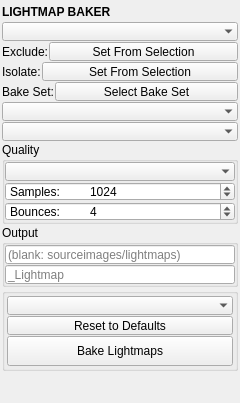
Old version of the form blendertk/light_utils/lightmap_baker/lightmap_baker.ui in the repository m3trik/blendertk.
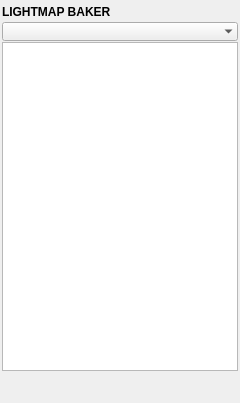
New version of the form. The open tabs and pages were chosen to show the change. Custom widgets are drawn as their Qt base class.

What changed in the file:
```diff
--- a/blendertk/light_utils/lightmap_baker/lightmap_baker.ui
+++ b/blendertk/light_utils/lightmap_baker/lightmap_baker.ui
@@ -94,6 +94,52 @@
        </widget>
       </item>
       <item>
+       <widget class="ComboBox" name="cmb_page">
+        <property name="minimumSize">
+         <size>
+          <width>0</width>
+          <height>19</height>
+         </size>
+        </property>
+        <property name="maximumSize">
+         <size>
+          <width>16777215</width>
+          <height>19</height>
+         </size>
+        </property>
+        <property name="toolTip">
+         <string>Bake — what a new bake covers and how it renders.
+
+Manage — the maps the file already reads: which are out of date and why, re-baked or reverted from one list.</string>
+        </property>
+        <property name="frame">
+         <bool>false</bool>
+        </property>
+       </widget>
+      </item>
+      <item>
+       <widget class="QStackedWidget" name="stk_pages">
+        <property name="currentIndex">
+         <number>0</number>
+        </property>
+        <widget class="QWidget" name="page_bake">
+         <layout class="QVBoxLayout" name="bake_layout">
+          <property name="spacing">
+           <number>1</number>
+          </property>
+          <property name="leftMargin">
+           <number>0</number>
+          </property>
+          <property name="topMargin">
+           <number>0</number>
+          </property>
+          <property name="rightMargin">
+           <number>0</number>
+          </property>
+          <property name="bottomMargin">
+           <number>0</number>
+          </property>
+      <item>
        <widget class="ComboBox" name="cmb_scope">
         <property name="minimumSize">
          <size>
@@ -252,68 +298,6 @@
         </item>
        </layout>
       </item>
-      <item>
-       <layout class="QHBoxLayout" name="bake_set_layout">
-        <property name="spacing">
-         <number>1</number>
-        </property>
-        <item>
-         <widget class="QLabel" name="lbl_bake_set">
-          <property name="minimumSize">
-           <size>
-            <width>0</width>
-            <height>19</height>
-           </size>
-          </property>
-          <property name="maximumSize">
-           <size>
-            <width>16777215</width>
-            <height>19</height>
-           </size>
-          </property>
-          <property name="toolTip">
-           <string>Bake Set — the objects the last bake acted on, stored in the file (the lightmapBaker_baked collection, which changes nothing about what renders), so selecting it and baking again re-runs that bake.</string>
-          </property>
-          <property name="text">
-           <string>Bake Set:</string>
-          </property>
-          <property name="caption" stdset="0">
-           <bool>true</bool>
-          </property>
-         </widget>
-        </item>
-        <item>
-         <widget class="QPushButton" name="select_bake_set">
-          <property name="sizePolicy">
-           <sizepolicy hsizetype="Expanding" vsizetype="Fixed">
-            <horstretch>1</horstretch>
-            <verstretch>0</verstretch>
-           </sizepolicy>
-          </property>
-          <property name="minimumSize">
-           <size>
-            <width>0</width>
-            <height>19</height>
-           </size>
-          </property>
-          <property name="maximumSize">
-           <size>
-            <width>16777215</width>
-            <height>19</height>
-           </size>
-          </property>
-          <property name="toolTip">
-           <string>Select the objects of the last saved bake.
-
-The disk button is Save After Bake: while it is on, every bake replaces the file's Bake Set with the objects it acted on — the Scope minus the Exclude set — finished or not. One setting for every file. The tag button names the set with the naming convention's Set suffix (the Naming panel's, _SET by default).</string>
-          </property>
-          <property name="text">
-           <string>Select Bake Set</string>
-          </property>
-         </widget>
-        </item>
-       </layout>
-      </item>
       <item>
        <widget class="ComboBox" name="cmb002">
         <property name="minimumSize">
@@ -668,6 +652,42 @@
         </layout>
        </widget>
       </item>
+         </layout>
+        </widget>
+        <widget class="QWidget" name="page_manage">
+         <layout class="QVBoxLayout" name="manage_layout">
+          <property name="spacing">
+           <number>1</number>
+          </property>
+          <property name="leftMargin">
+           <number>0</number>
+          </property>
+          <property name="topMargin">
+           <number>0</number>
+          </property>
+          <property name="rightMargin">
+           <number>0</number>
+          </property>
+          <property name="bottomMargin">
+           <number>0</number>
+          </property>
+          <item>
+           <widget class="TableWidget" name="tbl_maps">
+            <property name="sizePolicy">
+             <sizepolicy hsizetype="Expanding" vsizetype="Expanding">
+              <horstretch>0</horstretch>
+              <verstretch>1</verstretch>
+             </sizepolicy>
+            </property>
+            <property name="toolTip">
+             <string>Every lightmap the file reads: how many objects read it and whether it is up to date. Hover a row for its folder, who wrote it and why it re-bakes; select rows to select their objects. Right-click a row to open its map's folder. The full Bake Report is in the header menu.</string>
+            </property>
+           </widget>
+          </item>
+         </layout>
+        </widget>
+       </widget>
+      </item>
       <item>
        <spacer name="verticalSpacer">
         <property name="orientation">
@@ -726,6 +746,11 @@
    <extends>QLineEdit</extends>
    <header>uitk.widgets.lineEdit.LineEdit.h</header>
   </customwidget>
+  <customwidget>
+   <class>TableWidget</class>
+   <extends>QTableWidget</extends>
+   <header>uitk.widgets.tableWidget.TableWidget.h</header>
+  </customwidget>
  </customwidgets>
  <resources/>
  <connections/>
```
Left out of the diff: 9 changed lines with no effect on the pictures. Lines whose indentation alone changed are shown as unchanged.
